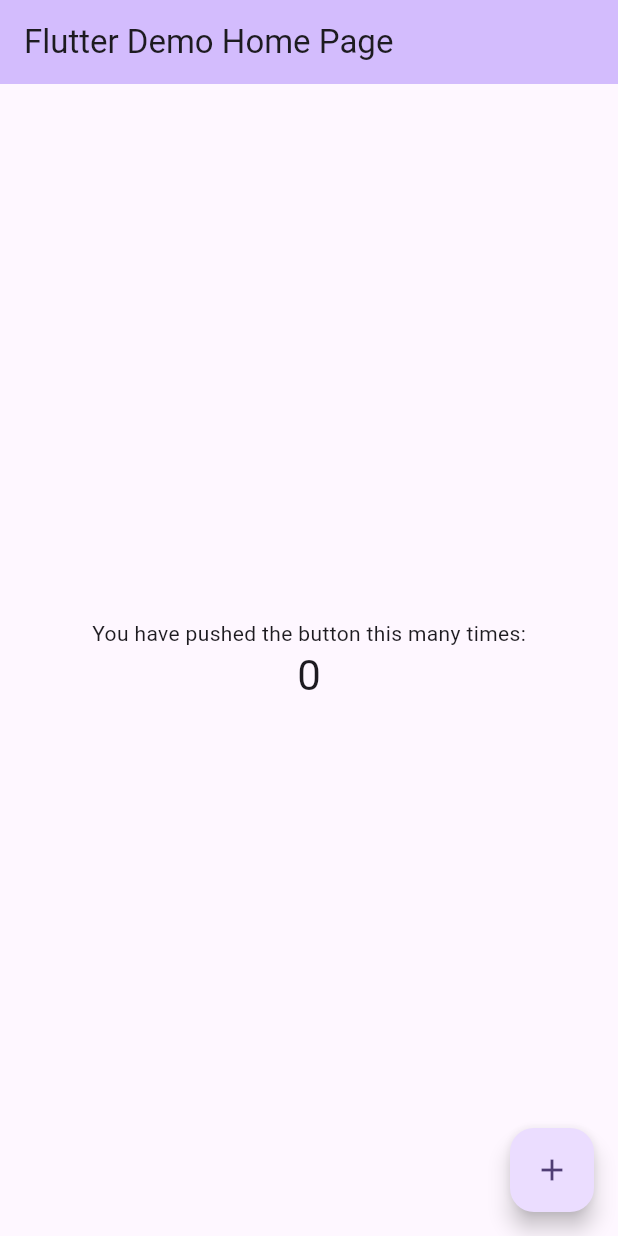
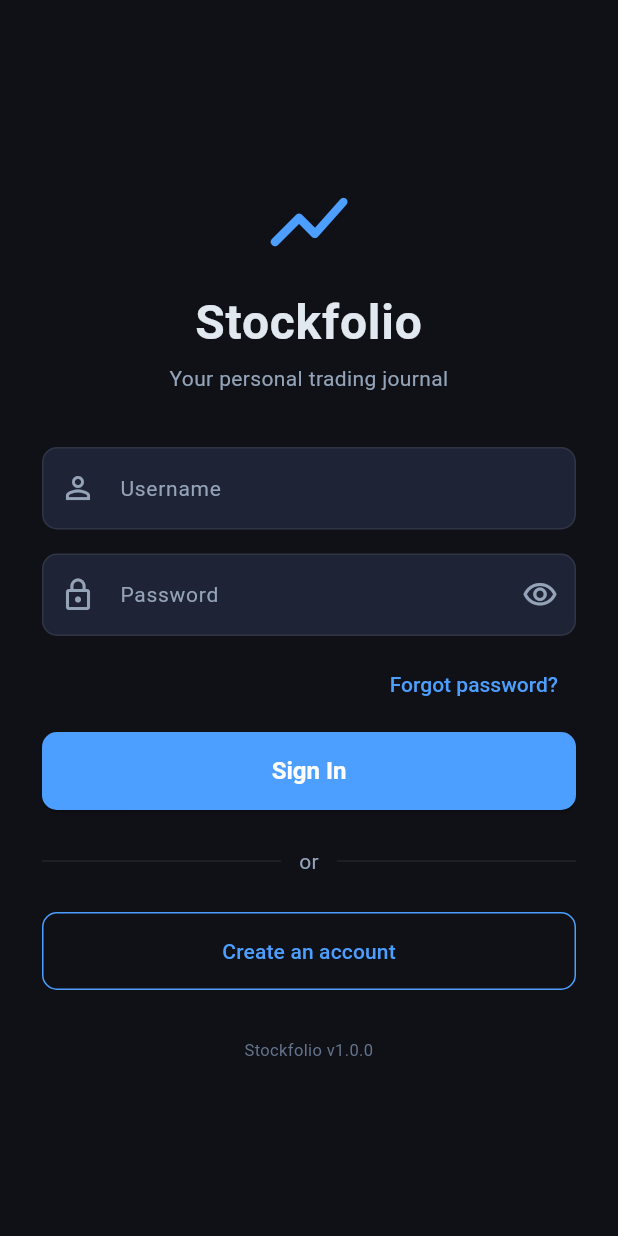
Before and after one commit to Sunil002-git/stockfolio_app, a Flutter app: the screen it shows after launch, on a phone screen of 412 x 824 dp. Run offline on Flutter 3.47's test engine with Material 3 defaults, Android fonts, the phone set to English and light mode, and no system bars; our stand-ins replace go_router.

Commit message:
login screen

```diff
--- a/lib/core/theme.dart
+++ b/lib/core/theme.dart
@@ -26,7 +26,7 @@ class AppColors {
 // The single function that creates the entire app theme.
 // Call it once in main.dart - MaterialApp(theme: AppTheme.dark())
 
-class Apptheme {
+class AppTheme {
   static ThemeData dark() {
     return ThemeData(
       brightness: Brightness.dark,
--- a/lib/main.dart
+++ b/lib/main.dart
@@ -1,121 +1,49 @@
 import 'package:flutter/material.dart';
+import 'package:go_router/go_router.dart';
+import 'package:provider/provider.dart';
+
+import 'core/theme.dart';
+import 'providers/auth_provider.dart';
+import 'screens/auth/login_screen.dart';
+import 'screens/auth/forgot_password_screen.dart';
+import 'screens/auth/register_screen.dart';
 
 void main() {
-  runApp(const MyApp());
+  runApp(const StockfolioApp());
 }
 
-class MyApp extends StatelessWidget {
-  const MyApp({super.key});
-
-  // This widget is the root of your application.
-  @override
-  Widget build(BuildContext context) {
-    return MaterialApp(
-      title: 'Flutter Demo',
-      theme: ThemeData(
-        // This is the theme of your application.
-        //
-        // TRY THIS: Try running your application with "flutter run". You'll see
-        // the application has a purple toolbar. Then, without quitting the app,
-        // try changing the seedColor in the colorScheme below to Colors.green
-        // and then invoke "hot reload" (save your changes or press the "hot
-        // reload" button in a Flutter-supported IDE, or press "r" if you used
-        // the command line to start the app).
-        //
-        // Notice that the counter didn't reset back to zero; the application
-        // state is not lost during the reload. To reset the state, use hot
-        // restart instead.
-        //
-        // This works for code too, not just values: Most code changes can be
-        // tested with just a hot reload.
-        colorScheme: .fromSeed(seedColor: Colors.deepPurple),
-      ),
-      home: const MyHomePage(title: 'Flutter Demo Home Page'),
-    );
-  }
-}
-
-class MyHomePage extends StatefulWidget {
-  const MyHomePage({super.key, required this.title});
-
-  // This widget is the home page of your application. It is stateful, meaning
-  // that it has a State object (defined below) that contains fields that affect
-  // how it looks.
-
-  // This class is the configuration for the state. It holds the values (in this
-  // case the title) provided by the parent (in this case the App widget) and
-  // used by the build method of the State. Fields in a Widget subclass are
-  // always marked "final".
-
-  final String title;
-
-  @override
-  State<MyHomePage> createState() => _MyHomePageState();
-}
-
-class _MyHomePageState extends State<MyHomePage> {
-  int _counter = 0;
-
-  void _incrementCounter() {
-    setState(() {
-      // This call to setState tells the Flutter framework that something has
-      // changed in this State, which causes it to rerun the build method below
-      // so that the display can reflect the updated values. If we changed
-      // _counter without calling setState(), then the build method would not be
-      // called again, and so nothing would appear to happen.
-      _counter++;
-    });
-  }
+class StockfolioApp extends StatelessWidget {
+  const StockfolioApp({super.key});
 
   @override
   Widget build(BuildContext context) {
-    // This method is rerun every time setState is called, for instance as done
-    // by the _incrementCounter method above.
-    //
-    // The Flutter framework has been optimized to make rerunning build methods
-    // fast, so that you can just rebuild anything that needs updating rather
-    // than having to individually change instances of widgets.
-    return Scaffold(
-      appBar: AppBar(
-        // TRY THIS: Try changing the color here to a specific color (to
-        // Colors.amber, perhaps?) and trigger a hot reload to see the AppBar
-        // change color while the other colors stay the same.
-        backgroundColor: Theme.of(context).colorScheme.inversePrimary,
-        // Here we take the value from the MyHomePage object that was created by
-        // the App.build method, and use it to set our appbar title.
-        title: Text(widget.title),
-      ),
-      body: Center(
-        // Center is a layout widget. It takes a single child and positions it
-        // in the middle of the parent.
-        child: Column(
-          // Column is also a layout widget. It takes a list of children and
-          // arranges them vertically. By default, it sizes itself to fit its
-          // children horizontally, and tries to be as tall as its parent.
-          //
-          // Column has various properties to control how it sizes itself and
-          // how it positions its children. Here we use mainAxisAlignment to
-          // center the children vertically; the main axis here is the vertical
-          // axis because Columns are vertical (the cross axis would be
-          // horizontal).
-          //
-          // TRY THIS: Invoke "debug painting" (choose the "Toggle Debug Paint"
-          // action in the IDE, or press "p" in the console), to see the
-          // wireframe for each widget.
-          mainAxisAlignment: .center,
-          children: [
-            const Text('You have pushed the button this many times:'),
-            Text(
-              '$_counter',
-              style: Theme.of(context).textTheme.headlineMedium,
-            ),
-          ],
-        ),
-      ),
-      floatingActionButton: FloatingActionButton(
-        onPressed: _incrementCounter,
-        tooltip: 'Increment',
-        child: const Icon(Icons.add),
+    return MultiProvider(
+      providers: [ChangeNotifierProvider(create: (_) => AuthProvider())],
+      child: Builder(
+        builder: (context) {
+          final auth = context.watch<AuthProvider>();
+          final router = GoRouter(
+            initialLocation: '/login',
+            routes: [
+              GoRoute(
+                path: '/login',
+                builder: (context, state) => const LoginScreen(),
+              ),
+              GoRoute(path: '/register',
+              builder: (context, state) => const RegisterScreen(),
+              ),
+              GoRoute(path: '/forgot-password',
+              builder: (context, state) => const ForgotPasswordScreen(),
+              ),
+            ],
+          );
+          return MaterialApp.router(
+            title: 'Stockfolio',
+            debugShowCheckedModeBanner: false,
+            theme: AppTheme.dark(),
+            routerConfig: router,
+          );
+        },
       ),
     );
   }
--- a/lib/providers/auth_provider.dart
+++ b/lib/providers/auth_provider.dart
@@ -0,0 +1,13 @@
+import 'package:flutter/material.dart';
+
+class AuthProvider extends ChangeNotifier {
+  String? _accessToken;
+  bool _isSuperuser = false;
+
+  String? get accessToken => _accessToken;
+  bool get isSuperuser => _isSuperuser;
+  bool get isLoggedIn => _accessToken != null;
+
+  void login(Map<String, dynamic> data) {}
+  void logout() {}
+}
--- a/lib/screens/auth/login_screen.dart
+++ b/lib/screens/auth/login_screen.dart
@@ -0,0 +1,204 @@
+import 'package:flutter/material.dart';
+import 'package:go_router/go_router.dart';
+import '../../widgets/auth_text_field.dart';
+import '../../core/theme.dart';
+
+class LoginScreen extends StatefulWidget {
+  const LoginScreen({super.key});
+
+  @override
+  State<LoginScreen> createState() => _LoginScreenState();
+}
+
+class _LoginScreenState extends State<LoginScreen> {
+  final _formKey = GlobalKey<FormState>();
+
+  final _usernameController = TextEditingController();
+  final _passwordController = TextEditingController();
+
+  bool _loading = false;
+  bool _obscurePsw = true;
+  String? _errorMsg;
+
+  @override
+  void dispose() {
+    _usernameController.dispose();
+    _passwordController.dispose();
+    super.dispose();
+  }
+
+  Future<void> _handleLogin() async {
+    if (!_formKey.currentState!.validate()) return;
+    setState(() {
+      _loading = true;
+      _errorMsg = null;
+    });
+
+    await Future.delayed(const Duration(seconds: 1));
+
+    setState(() {
+      _loading = false;
+      _errorMsg =
+          'Sprint 2 will connect to Django. For now this is a test error.';
+    });
+    debugPrint('Login Attempt: ${_usernameController.text}');
+  }
+
+  @override
+  Widget build(BuildContext context) {
+    return Scaffold(
+      body: SafeArea(
+        child: Center(
+          child: SingleChildScrollView(
+            padding: const EdgeInsets.symmetric(horizontal: 28, vertical: 24),
+            child: ConstrainedBox(
+              constraints: const BoxConstraints(maxWidth: 440),
+              child: Form(
+                key: _formKey,
+                child: Column(
+                  mainAxisSize: MainAxisSize.min,
+                  crossAxisAlignment: CrossAxisAlignment.stretch,
+                  children: [
+                    const Icon(
+                      Icons.show_chart_rounded,
+                      size: 64,
+                      color: AppColors.brand,
+                    ),
+                    const SizedBox(height: 12),
+                    const Text(
+                      'Stockfolio',
+                      textAlign: TextAlign.center,
+                      style: TextStyle(
+                        fontSize: 32,
+                        fontWeight: FontWeight.bold,
+                        color: AppColors.textPrimary,
+                        letterSpacing: 0.5,
+                      ),
+                    ),
+                    const SizedBox(height: 4,),
+                    const Text(
+                      'Your personal trading journal',
+                      textAlign: TextAlign.center,
+                      style: TextStyle(fontSize: 14, color: AppColors.textMuted),
+                    ),
+                    const SizedBox(height: 36,),
+
+                    if(_errorMsg != null) ...[
+                      Container(
+                        padding: const EdgeInsets.all(14),
+                        decoration: BoxDecoration(
+                          color: AppColors.red.withOpacity(0.1),
+                          borderRadius: BorderRadius.circular(10),
+                          border: Border.all(
+                            color: AppColors.red.withOpacity(0.4),
+                          ),
+                        ),
+                        child: Row(
+                          children: [
+                            const Icon(Icons.error_outline,
+                            color: AppColors.red, size: 18),
+                            const SizedBox(width: 10,),
+                            Expanded(
+                              child: Text(
+                                _errorMsg!,
+                                style: const TextStyle(
+                                  color:AppColors.red, fontSize: 13
+                            ),
+                            ),
+                            ),
+                          ],
+                        ),
+                      ),
+                      const SizedBox(height: 20,)
+                    ],
+
+                    AuthTextField(label: 'Username',
+                    hint: 'Enter your username',
+                    controller: _usernameController,
+                    prefixIcon: Icons.person_outline,
+                    validator: (v) => (v == null || v.trim().isEmpty) ? 'Username is required' : null,
+                    ),
+                    const SizedBox(height: 16,),
+
+                    AuthTextField(
+                      label:        'Password',
+                      hint:         'Enter your password',
+                      controller:   _passwordController,
+                      prefixIcon:   Icons.lock_outline,
+                      obscureText:  _obscurePsw,
+                      // The show/hide toggle button
+                      suffixIcon: IconButton(
+                        icon: Icon(
+                          _obscurePsw
+                            ? Icons.visibility_outlined
+                            : Icons.visibility_off_outlined,
+                        ),
+                        // setState triggers a rebuild with the new obscureText value
+                        onPressed: () =>
+                          setState(() => _obscurePsw = !_obscurePsw),
+                      ),
+                      validator: (v) => (v == null || v.isEmpty)
+                                     ? 'Password is required'
+                                     : null,
+                    ),
+                    const SizedBox(height: 8),
+                  // Forgot password
+                  Align(
+                    alignment: Alignment.centerRight,
+                    child: TextButton(onPressed: () => context.push('/forgot-password'),
+                    child: const Text('Forgot password?'),
+                    ),
+                  ),
+                  const SizedBox(height: 8,),
+                  // Sign in button
+                  ElevatedButton(
+                    onPressed: _loading ? null : _handleLogin ,
+                  child: _loading
+                  ? const SizedBox(
+                    height: 22, width: 22,
+                    child: CircularProgressIndicator(
+                      strokeWidth: 2.5,
+                      color: Colors.white,
+                    ),
+                  )
+                  : const Text('Sign In'),
+                  ),
+                  const SizedBox(height: 24,),
+                  // Divider
+                  const Row(children: [
+                    Expanded(child: Divider()),
+                    Padding(padding: EdgeInsets.symmetric(horizontal: 12),
+                    child: Text('or', style: TextStyle(color: AppColors.textMuted),),
+                    ),
+                    Expanded(child: Divider()),
+                  ],),
+                  const SizedBox(height: 24,),
+                  // Register link
+                  OutlinedButton(onPressed: () => context.push('/register'),
+                  style: OutlinedButton.styleFrom(
+                    foregroundColor: AppColors.brand,
+                    side: const BorderSide(color: AppColors.brand),
+                    minimumSize: const Size(double.infinity, 52),
+                    shape: RoundedRectangleBorder(
+                      borderRadius: BorderRadius.circular(10),
+                    ),
+                  ),
+                   child: const Text('Create an account'),
+                   ),
+                   const SizedBox(height: 32,),
+
+                  //  Version info
+                  const Text(
+                    'Stockfolio v1.0.0',
+                    textAlign: TextAlign.center,
+                    style: TextStyle(fontSize: 11, color: AppColors.textHint),
+                  ),
+                  ],
+                ),
+                ),
+              ),
+          ),
+        )),
+    );
+  }
+}
```
Also changed, not shown: lib/screens/auth/forgot_password_screen.dart (+38 -0 lines), lib/screens/auth/register_screen.dart (+40 -0 lines), lib/services/storage_service.dart (+12 -0 lines).
